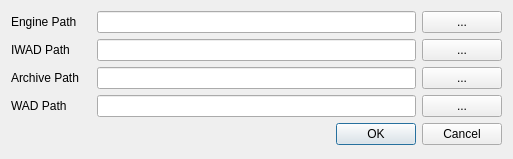
Before: the Qt Designer form pathsdialog.ui in Chaflan/WinDoomHub, drawn with Qt 5.
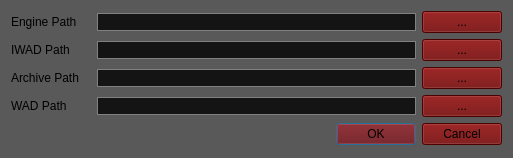
After: the same form once the commit is applied. Icons and pictures are not drawn.

Commit message: Changed stylesheets, mainly colors

What changed in the file:
```diff
--- a/pathsdialog.ui
+++ b/pathsdialog.ui
@@ -7,7 +7,7 @@
     <x>0</x>
     <y>0</y>
     <width>513</width>
-    <height>159</height>
+    <height>158</height>
    </rect>
   </property>
   <property name="windowTitle">
@@ -17,6 +17,29 @@
    <iconset resource="doomhub.qrc">
     <normaloff>:/resources/path_icon.png</normaloff>:/resources/path_icon.png</iconset>
   </property>
+  <property name="styleSheet">
+   <string notr="true">QDialog {
+    background-color: rgb(89, 89, 89);
+}
+
+QLineEdit {
+    color: rgb(107, 0, 0);
+    background-color: rgb(20, 20, 20);
+    selection-background-color: gray;
+    border: 1px solid gray;
+}
+QListView::item:selected:!active {
+    background: rgb(57, 57, 57);
+}
+
+QListView::item:selected:active {
+    background: rgb(121, 121, 121);
+}
+
+QPushButton {
+    background-color: rgb(107, 0, 0);
+}</string>
+  </property>
   <layout class="QVBoxLayout" name="verticalLayout">
    <item>
     <layout class="QHBoxLayout" name="horizontalLayout">
```
The commit also changes 1 other file.
